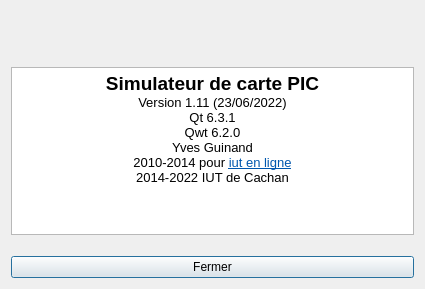
YGuinand/EspSimu, file apropos.ui: the form before one commit.
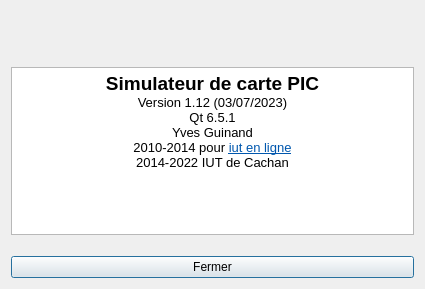
The form after the commit. Icons and pictures are not drawn.

Commit message: Adaptation pour wasm

Diff of the .ui file:
```diff
--- a/apropos.ui
+++ b/apropos.ui
@@ -123,16 +123,18 @@
     <widget class="QTextBrowser" name="textBrowser">
      <property name="html">
       <string>&lt;!DOCTYPE HTML PUBLIC &quot;-//W3C//DTD HTML 4.0//EN&quot; &quot;http://www.w3.org/TR/REC-html40/strict.dtd&quot;&gt;
-&lt;html&gt;&lt;head&gt;&lt;meta name=&quot;qrichtext&quot; content=&quot;1&quot; /&gt;&lt;style type=&quot;text/css&quot;&gt;
+&lt;html&gt;&lt;head&gt;&lt;meta name=&quot;qrichtext&quot; content=&quot;1&quot; /&gt;&lt;meta charset=&quot;utf-8&quot; /&gt;&lt;style type=&quot;text/css&quot;&gt;
 p, li { white-space: pre-wrap; }
-&lt;/style&gt;&lt;/head&gt;&lt;body style=&quot; font-family:'MS Shell Dlg 2'; font-size:8.25pt; font-weight:400; font-style:normal;&quot;&gt;
+hr { height: 1px; border-width: 0; }
+li.unchecked::marker { content: &quot;\2610&quot;; }
+li.checked::marker { content: &quot;\2612&quot;; }
+&lt;/style&gt;&lt;/head&gt;&lt;body style=&quot; font-family:'Noto Sans'; font-size:10pt; font-weight:400; font-style:normal;&quot;&gt;
 &lt;p align=&quot;center&quot; style=&quot; margin-top:0px; margin-bottom:0px; margin-left:0px; margin-right:0px; -qt-block-indent:0; text-indent:0px;&quot;&gt;&lt;span style=&quot; font-family:'Sans Serif'; font-size:14pt; font-weight:600;&quot;&gt;Simulateur de carte PIC&lt;/span&gt;&lt;/p&gt;
-&lt;p align=&quot;center&quot; style=&quot; margin-top:0px; margin-bottom:0px; margin-left:0px; margin-right:0px; -qt-block-indent:0; text-indent:0px;&quot;&gt;&lt;span style=&quot; font-family:'Sans Serif'; font-size:10pt;&quot;&gt;Version 1.11 (23/06/2022)&lt;/span&gt;&lt;/p&gt;
-&lt;p align=&quot;center&quot; style=&quot; margin-top:0px; margin-bottom:0px; margin-left:0px; margin-right:0px; -qt-block-indent:0; text-indent:0px;&quot;&gt;&lt;span style=&quot; font-family:'Sans Serif'; font-size:10pt;&quot;&gt;Qt 6.3.1&lt;/span&gt;&lt;/p&gt;
-&lt;p align=&quot;center&quot; style=&quot; margin-top:0px; margin-bottom:0px; margin-left:0px; margin-right:0px; -qt-block-indent:0; text-indent:0px;&quot;&gt;&lt;span style=&quot; font-family:'Sans Serif'; font-size:10pt;&quot;&gt;Qwt 6.2.0&lt;/span&gt;&lt;/p&gt;
-&lt;p align=&quot;center&quot; style=&quot; margin-top:0px; margin-bottom:0px; margin-left:0px; margin-right:0px; -qt-block-indent:0; text-indent:0px;&quot;&gt;&lt;span style=&quot; font-family:'Sans Serif'; font-size:10pt;&quot;&gt;Yves Guinand&lt;/span&gt;&lt;/p&gt;
-&lt;p align=&quot;center&quot; style=&quot; margin-top:0px; margin-bottom:0px; margin-left:0px; margin-right:0px; -qt-block-indent:0; text-indent:0px;&quot;&gt;&lt;span style=&quot; font-family:'Sans Serif'; font-size:10pt;&quot;&gt;2010-2014 pour &lt;/span&gt;&lt;a href=&quot;http://www.iutenligne.net/&quot;&gt;&lt;span style=&quot; font-family:'Sans Serif'; font-size:10pt; text-decoration: underline; color:#0057ae;&quot;&gt;iut en ligne&lt;/span&gt;&lt;/a&gt;&lt;/p&gt;
-&lt;p align=&quot;center&quot; style=&quot; margin-top:0px; margin-bottom:0px; margin-left:0px; margin-right:0px; -qt-block-indent:0; text-indent:0px;&quot;&gt;&lt;span style=&quot; font-size:10pt;&quot;&gt;2014-2022 IUT de Cachan&lt;/span&gt;&lt;/p&gt;&lt;/body&gt;&lt;/html&gt;</string>
+&lt;p align=&quot;center&quot; style=&quot; margin-top:0px; margin-bottom:0px; margin-left:0px; margin-right:0px; -qt-block-indent:0; text-indent:0px;&quot;&gt;&lt;span style=&quot; font-family:'Sans Serif';&quot;&gt;Version 1.12 (03/07/2023)&lt;/span&gt;&lt;/p&gt;
+&lt;p align=&quot;center&quot; style=&quot; margin-top:0px; margin-bottom:0px; margin-left:0px; margin-right:0px; -qt-block-indent:0; text-indent:0px;&quot;&gt;&lt;span style=&quot; font-family:'Sans Serif';&quot;&gt;Qt 6.5.1&lt;/span&gt;&lt;/p&gt;
+&lt;p align=&quot;center&quot; style=&quot; margin-top:0px; margin-bottom:0px; margin-left:0px; margin-right:0px; -qt-block-indent:0; text-indent:0px;&quot;&gt;&lt;span style=&quot; font-family:'Sans Serif';&quot;&gt;Yves Guinand&lt;/span&gt;&lt;/p&gt;
+&lt;p align=&quot;center&quot; style=&quot; margin-top:0px; margin-bottom:0px; margin-left:0px; margin-right:0px; -qt-block-indent:0; text-indent:0px;&quot;&gt;&lt;span style=&quot; font-family:'Sans Serif';&quot;&gt;2010-2014 pour &lt;/span&gt;&lt;a href=&quot;http://www.iutenligne.net/&quot;&gt;&lt;span style=&quot; font-family:'Sans Serif'; text-decoration: underline; color:#0057ae;&quot;&gt;iut en ligne&lt;/span&gt;&lt;/a&gt;&lt;/p&gt;
+&lt;p align=&quot;center&quot; style=&quot; margin-top:0px; margin-bottom:0px; margin-left:0px; margin-right:0px; -qt-block-indent:0; text-indent:0px;&quot;&gt;&lt;span style=&quot; font-family:'MS Shell Dlg 2';&quot;&gt;2014-2022 IUT de Cachan&lt;/span&gt;&lt;/p&gt;&lt;/body&gt;&lt;/html&gt;</string>
      </property>
      <property name="openExternalLinks">
       <bool>true</bool>
```
The commit also changes 15 other files.
